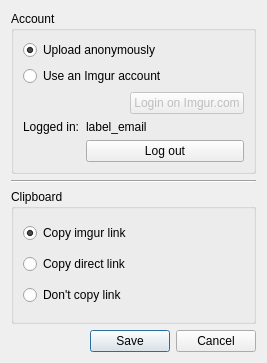
olav-st/screencloud-plugins, file imgur/settings.ui: the form before one commit.
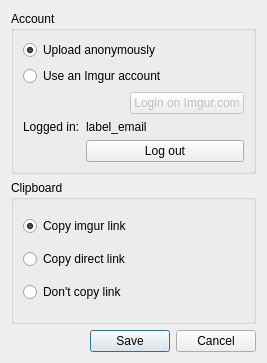
The form after the commit.

```diff
--- a/imgur/settings.ui
+++ b/imgur/settings.ui
@@ -102,13 +102,6 @@
      </layout>
     </widget>
    </item>
-   <item>
-    <widget class="Line" name="line">
-     <property name="orientation">
-      <enum>Qt::Horizontal</enum>
-     </property>
-    </widget>
-   </item>
    <item>
     <widget class="QGroupBox" name="group_clipboard">
      <property name="title">
```
